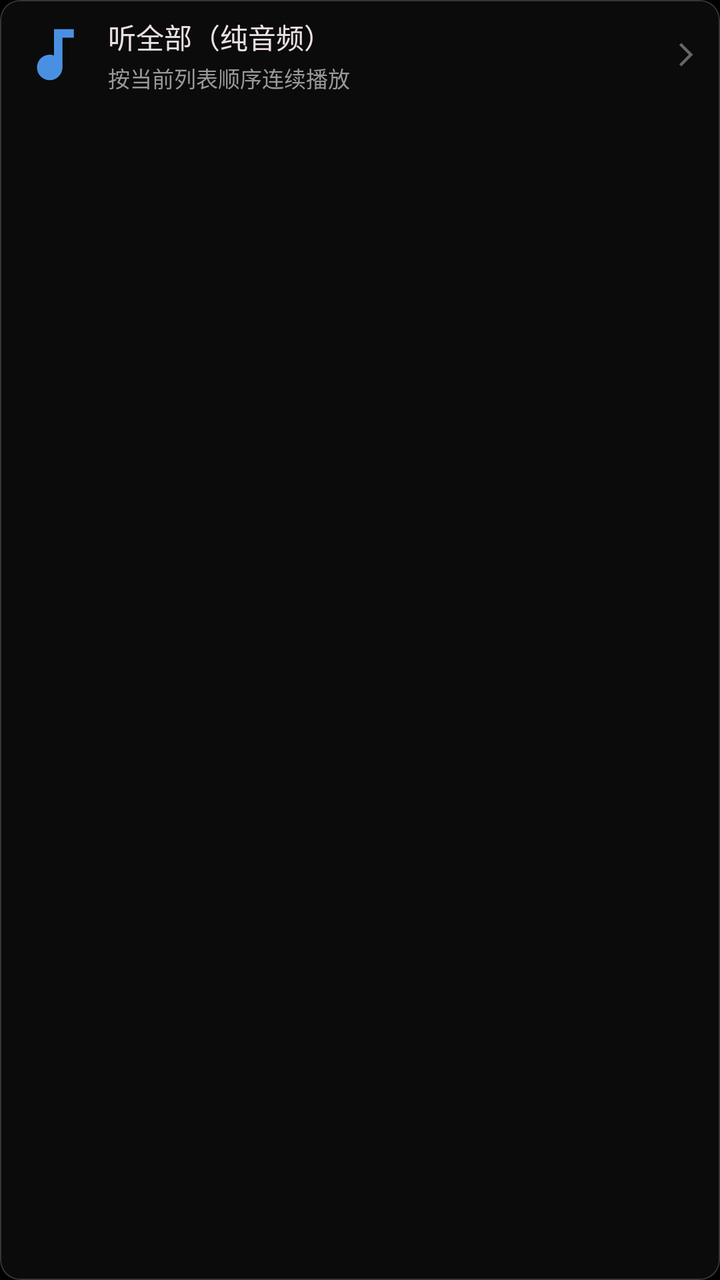
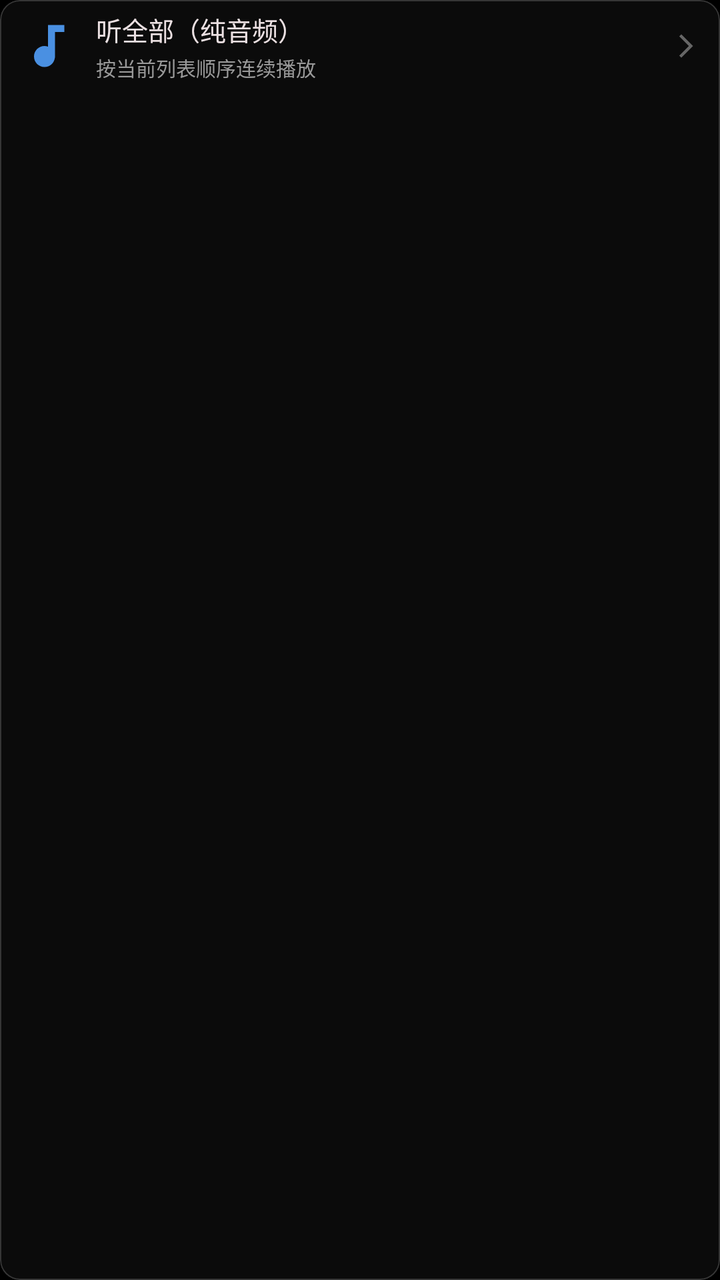

Before-and-after screenshots of an Android layout around one commit, followed by the original layout XML and the change that was made.
<!-- AndroidManifest.xml: application theme Theme.BiliClient -->
<!-- res/layout/view_audio_entry_card.xml -->
<?xml version="1.0" encoding="utf-8"?>
<com.google.android.material.card.MaterialCardView
    xmlns:android="http://schemas.android.com/apk/res/android"
    xmlns:app="http://schemas.android.com/apk/res-auto"
    android:id="@+id/audioEntryCard"
    android:layout_width="match_parent"
    android:layout_height="wrap_content"
    android:layout_marginHorizontal="@dimen/activity_padding_horizontal"
    android:layout_marginVertical="@dimen/list_margin_vertical"
    app:cardBackgroundColor="@color/card_bg_new"
    app:cardCornerRadius="@dimen/card_round_new"
    app:cardElevation="0dp"
    app:strokeColor="@color/card_border_new"
    app:strokeWidth="@dimen/card_stroke_new">

    <LinearLayout
        android:layout_width="match_parent"
        android:layout_height="wrap_content"
        android:gravity="center_vertical"
        android:orientation="horizontal"
        android:paddingHorizontal="10dp"
        android:paddingVertical="8dp">

        <ImageView
            android:id="@+id/audioEntryIcon"
            android:layout_width="34dp"
            android:layout_height="34dp"
            android:contentDescription="纯音频播放"
            android:src="@drawable/icon_audio_only_on" />

        <LinearLayout
            android:layout_width="0dp"
            android:layout_height="wrap_content"
            android:layout_marginStart="10dp"
            android:layout_weight="1"
            android:orientation="vertical">

            <TextView
                android:id="@+id/audioEntryTitle"
                android:layout_width="match_parent"
                android:layout_height="wrap_content"
                android:ellipsize="end"
                android:singleLine="true"
                android:text="听全部（纯音频）"
                android:textColor="@color/textwhite"
                android:textSize="14sp" />

            <TextView
                android:id="@+id/audioEntrySub"
                android:layout_width="match_parent"
                android:layout_height="wrap_content"
                android:layout_marginTop="2dp"
                android:ellipsize="end"
                android:singleLine="true"
                android:text="按当前列表顺序连续播放"
                android:textColor="@color/text_gray"
                android:textSize="11sp" />
        </LinearLayout>

        <ImageView
            android:id="@+id/audioEntryArrow"
            android:layout_width="14dp"
            android:layout_height="14dp"
            android:contentDescription="进入播放"
            android:src="@drawable/arrow_forward"
            app:tint="@color/text_dim" />
    </LinearLayout>

</com.google.android.material.card.MaterialCardView>
<!-- resources referenced by this layout -->
<resources>
  <color name="card_bg_new">#4D262626</color>
  <color name="card_border_new">#363636</color>
  <color name="text_dim">#666666</color>
  <color name="text_gray">#999999</color>
  <color name="textwhite">#ebe0e2</color>
  <dimen name="activity_padding_horizontal">6dp</dimen>
  <dimen name="card_round_new">10dp</dimen>
  <dimen name="card_stroke_new">0.5dp</dimen>
  <dimen name="list_margin_vertical">2dp</dimen>
  <!-- drawable arrow_forward (drawable) -->
  <vector xmlns:android="http://schemas.android.com/apk/res/android"
      android:width="18dp"
      android:height="18dp"
      android:viewportWidth="24"
      android:viewportHeight="24">
      <path
          android:fillColor="#ebe0e2"
          android:pathData="M6.23,20.23l1.77,1.77l10,-10l-10,-10l-1.77,1.77l8.23,8.23z" />
  </vector>
  <!-- drawable icon_audio_only_on (drawable) -->
  <?xml version="1.0" encoding="utf-8"?>
  
  <vector xmlns:android="http://schemas.android.com/apk/res/android"
      android:width="24dp"
      android:height="24dp"
      android:viewportWidth="24"
      android:viewportHeight="24">
      <path
          android:fillColor="#4A90E2"
          android:pathData="M12,3v9.28c-0.47,-0.17,-0.97,-0.28,-1.5,-0.28C8.01,12 6,14.01 6,16.5S8.01,21 10.5,21c2.31,0 4.2,-1.75 4.45,-4H15V6h4V3h-7z" />
  </vector>
  <color name="bgblack">#000000</color>
  <color name="pink">#FBFB8787</color>
  <style name="TextViewSytle" parent="Widget.AppCompat.TextView">
          <item name="android:textSize">14sp</item>
          #设置默认字体大小，某些设备的默认字体偏大
      </style>
  <style name="EditTextStyle" parent="Widget.AppCompat.EditText">
          <item name="android:textColorHint">#80ffffff</item>
          <item name="android:textCursorDrawable">@drawable/cursor_drawable</item>
          <item name="android:textColor">@color/textwhite</item>
      </style>
  <style name="CardStyle" parent="Widget.MaterialComponents.CardView">
          <item name="cardBackgroundColor">@color/card_bg_new</item>
          <item name="cardCornerRadius">@dimen/card_round_new</item>
          <item name="strokeColor">@color/card_border_new</item>
          <item name="strokeWidth">@dimen/card_stroke_new</item>
          <item name="rippleColor" tools:ignore="PrivateResource">@android:color/transparent</item>
          
          <item name="cardElevation">0dp</item>
          <item name="android:stateListAnimator" tools:targetApi="lollipop">@animator/press_scale</item>
          <item name="android:clickable">true</item>
          <item name="android:focusable">true</item>
      </style>
  <style name="SwitchCompatStyle" parent="Widget.AppCompat.CompoundButton.Switch">
          <item name="android:paddingLeft">6dp</item>
          <item name="android:paddingRight">2dp</item>
          <item name="android:background">@drawable/background_edittext_setting</item>
          <item name="android:textColor">@color/textwhite</item>
      </style>
  <style name="RadioButtonStyle" parent="Widget.MaterialComponents.CompoundButton.RadioButton">
          <item name="android:minHeight">10dp</item>
      </style>
  <style name="ListStyle">
          <item name="android:descendantFocusability">afterDescendants</item>
      </style>
  <color name="bili_pink">#FE679A</color>
  <color name="color_ripple">#78FEFEFE</color>
  <!-- drawable cursor_drawable (drawable) -->
  <?xml version="1.0" encoding="utf-8"?>
  
  <shape xmlns:android="http://schemas.android.com/apk/res/android">
      <solid android:color="#eeFB7299" />
      <size android:width="2dp" />
  </shape>
  <!-- drawable background_edittext_setting (drawable) -->
  <?xml version="1.0" encoding="utf-8"?>
  
  <shape xmlns:android="http://schemas.android.com/apk/res/android">
      <solid android:color="#cc262626" />
      <stroke
          android:width="@dimen/card_stroke"
          android:color="#70707070" />
      <corners android:radius="@dimen/card_round" />
  </shape>
  <dimen name="card_stroke">0dp</dimen>
  <dimen name="card_round">6dp</dimen>
  <!-- unchanged entries left out for length: 3 -->
</resources>

<!-- the commit's change to res/layout/view_audio_entry_card.xml (unified diff, before → after) -->
@@ -19,12 +19,12 @@
         android:gravity="center_vertical"
         android:orientation="horizontal"
         android:paddingHorizontal="10dp"
-        android:paddingVertical="8dp">
+        android:paddingVertical="5dp">
 
         <ImageView
             android:id="@+id/audioEntryIcon"
-            android:layout_width="34dp"
-            android:layout_height="34dp"
+            android:layout_width="28dp"
+            android:layout_height="28dp"
             android:contentDescription="纯音频播放"
             android:src="@drawable/icon_audio_only_on" />
 
@@ -43,7 +43,7 @@
                 android:singleLine="true"
                 android:text="听全部（纯音频）"
                 android:textColor="@color/textwhite"
-                android:textSize="14sp" />
+                android:textSize="13sp" />
 
             <TextView
                 android:id="@+id/audioEntrySub"
@@ -54,7 +54,7 @@
                 android:singleLine="true"
                 android:text="按当前列表顺序连续播放"
                 android:textColor="@color/text_gray"
-                android:textSize="11sp" />
+                android:textSize="10sp" />
         </LinearLayout>
 
         <ImageView
